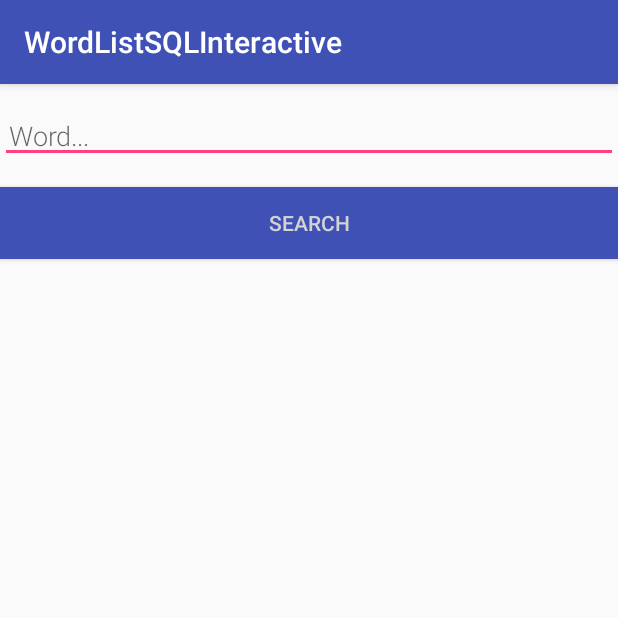
After one commit to RromeroP/WordListSql-Starter, an Android app: the SearchActivity screen opened directly, with no data from a screen before it, on a phone screen of 412 x 824 dp, the top half of it. The commit adds this screen. Run offline under Robolectric (Android 15) with nearby library versions, the phone set to English and light mode, and no system bars.

Commit message:
Search added

```diff
--- /dev/null
+++ b/app/src/main/java/com/android/example/wordlistsql/SearchActivity.java
@@ -0,0 +1,58 @@
+package com.android.example.wordlistsql;
+
+import androidx.appcompat.app.AppCompatActivity;
+
+import android.database.Cursor;
+import android.os.Bundle;
+import android.view.View;
+import android.widget.EditText;
+import android.widget.TextView;
+
+public class SearchActivity extends AppCompatActivity {
+    private static final String TAG = EditWordActivity.class.getSimpleName();
+    private TextView mTextView;
+    private EditText mEditWordView;
+    private WordListOpenHelper mDB;
+
+    @Override
+    public void onCreate(Bundle savedInstanceState) {
+        super.onCreate(savedInstanceState);
+        setContentView(R.layout.activity_search);
+        mEditWordView = ((EditText) findViewById(R.id.search_word));
+        mTextView = ((TextView) findViewById(R.id.search_result));
+        mDB = new WordListOpenHelper(this);
+    }
+
+    public void showResult(View view) {
+        String word = mEditWordView.getText().toString();
+        mTextView.setText("Result for " + word + ":\n\n");
+
+        // Search for the word in the database.
+        Cursor cursor = mDB.search(word);
+
+        // Only process a non-null cursor with rows.
+        if (cursor != null & cursor.getCount() > 0) {
+
+            // You must move the cursor to the first item.
+            cursor.moveToFirst();
+            int index;
+            String result;
+
+            // Iterate over the cursor, while there are entries.
+            do {
+                // Don't guess at the column index.
+                // Get the index for the named column.
+                index = cursor.getColumnIndex(WordListOpenHelper.KEY_WORD);
+
+                // Get the value from the column for the current cursor.
+                result = cursor.getString(index);
+
+                // Add result to what's already in the text view.
+                mTextView.append(result + "\n");
+
+            } while (cursor.moveToNext()); // Returns true or false
+            cursor.close();
+
+        } // You should add some handling of null case. Right now, nothing happens.
+    }
+}
--- /dev/null
+++ b/app/src/main/res/layout/activity_search.xml
@@ -0,0 +1,47 @@
+<?xml version="1.0" encoding="utf-8"?><!-- Copyright 2016 Google Inc.
+
+Licensed under the Apache License, Version 2.0 (the "License");
+you may not use this file except in compliance with the License.
+You may obtain a copy of the License at
+
+    http://www.apache.org/licenses/LICENSE-2.0
+
+Unless required by applicable law or agreed to in writing, software
+distributed under the License is distributed on an "AS IS" BASIS,
+WITHOUT WARRANTIES OR CONDITIONS OF ANY KIND, either express or implied.
+See the License for the specific language governing permissions and
+limitations under the License. -->
+
+<LinearLayout xmlns:android="http://schemas.android.com/apk/res/android"
+    android:layout_width="match_parent"
+    android:layout_height="match_parent"
+    android:orientation="vertical">
+
+    <EditText
+        android:id="@+id/search_word"
+        android:layout_width="match_parent"
+        android:layout_height="wrap_content"
+        android:layout_marginTop="@dimen/big_padding"
+        android:layout_marginBottom="@dimen/big_padding"
+        android:fontFamily="sans-serif-light"
+        android:hint="@string/hint_word"
+        android:inputType="textAutoComplete"
+        android:padding="@dimen/small_padding"
+        android:textSize="18sp" />
+
+    <Button
+        android:id="@+id/button_search"
+        android:layout_width="match_parent"
+        android:layout_height="wrap_content"
+        android:background="@color/colorPrimary"
+        android:onClick="showResult"
+        android:text="SEARCH"
+        android:textColor="@color/buttonLabel" />
+
+
+    <TextView
+        android:id="@+id/search_result"
+        android:layout_width="match_parent"
+        android:layout_height="300dp"
+        android:textSize="18sp" />
+</LinearLayout>
--- a/app/src/main/res/values/strings.xml
+++ b/app/src/main/res/values/strings.xml
@@ -1,5 +1,4 @@
-<?xml version="1.0" encoding="utf-8"?>
-<!-- Copyright 2016 Google Inc.
+<?xml version="1.0" encoding="utf-8"?><!-- Copyright 2016 Google Inc.
 
 Licensed under the Apache License, Version 2.0 (the "License");
 you may not use this file except in compliance with the License.
```
Also changed, not shown: app/src/main/AndroidManifest.xml (+7 -19 lines), app/src/main/java/com/android/example/wordlistsql/MainActivity.java (+18 -2 lines), app/src/main/java/com/android/example/wordlistsql/WordListOpenHelper.java (+19 -0 lines), app/src/main/res/menu/main_menu.xml (added, +11 -0 lines).
